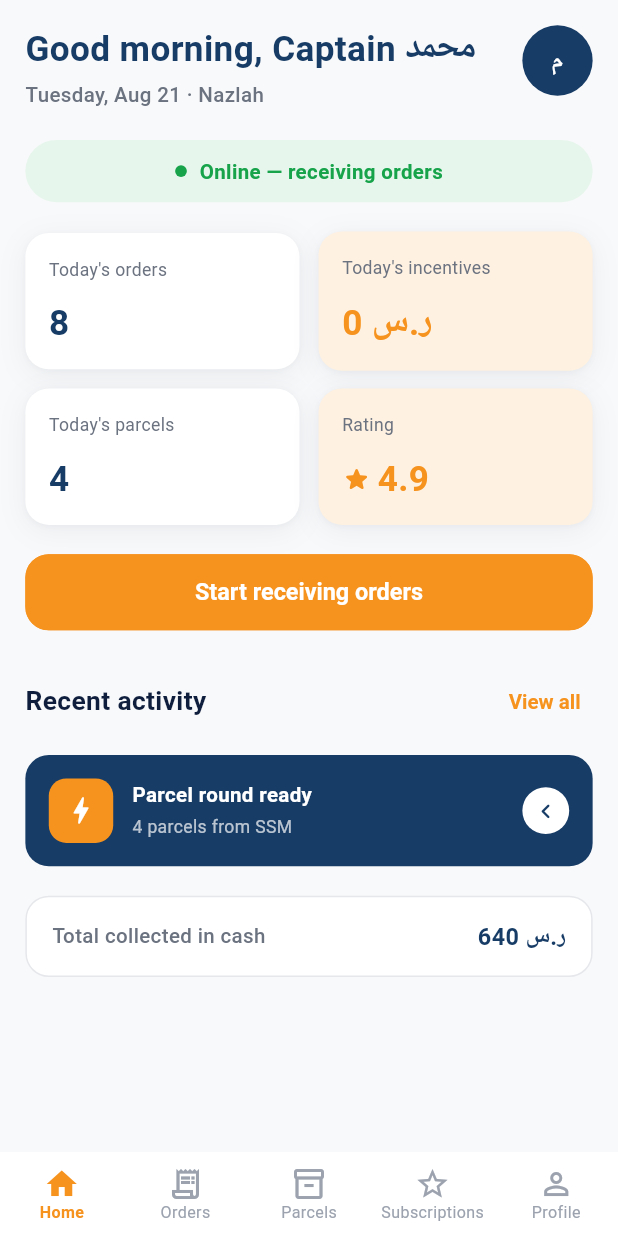
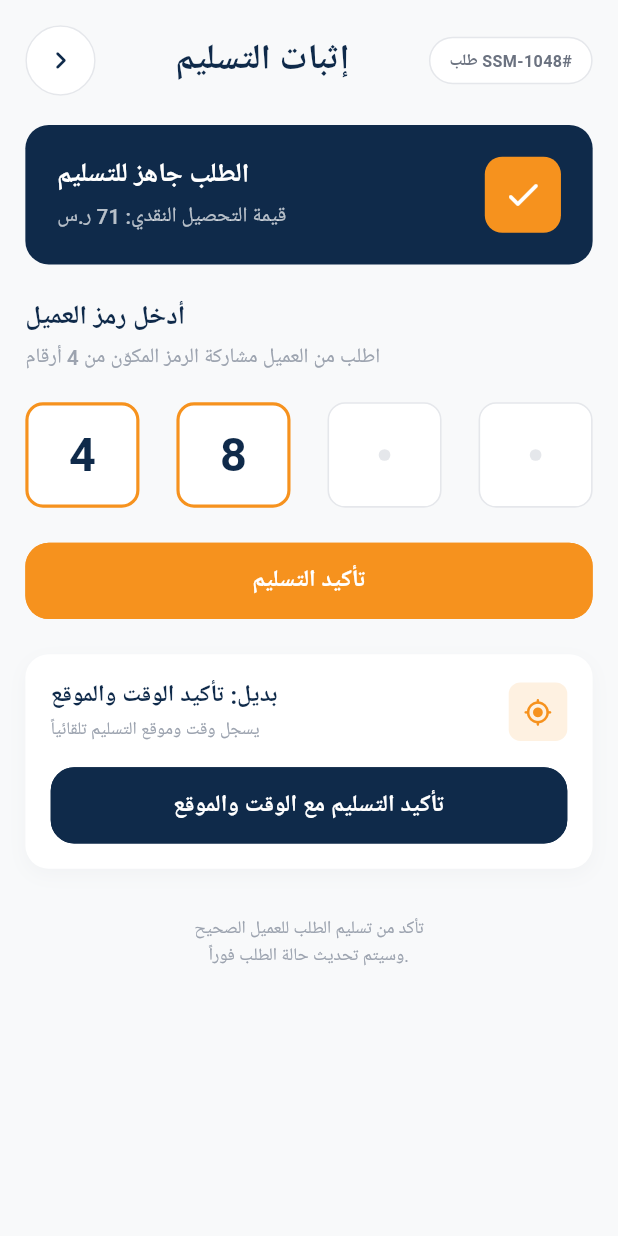
Before and after one commit to ibnRizk/ssm_driver, a Flutter app: the DeliveryToCustomerScreen screen opened by its route, after a tap on "Confirm", on a phone screen of 412 x 824 dp. Run offline on Flutter 3.47's test engine with Material 3 defaults, Android fonts, the phone set to English and light mode, and no system bars; our stand-ins replace cached_network_image, dartz, dio, equatable, flutter_bloc, flutter_screenutil and 9 more; accounts and stored records are empty; Roboto replaces fonts that are missing (Cairo).

Commit message:
feat: add delivery to customer and proof of delivery screens, widgets, and routes

```diff
--- a/lib/config/routes/app_routes.dart
+++ b/lib/config/routes/app_routes.dart
@@ -11,6 +11,7 @@ import '../../features/orders/presentation/screens/navigate_to_store_screen.dart
 import '../../features/orders/presentation/screens/order_trip_screen.dart';
 import '../../features/orders/presentation/screens/orders_screen.dart';
 import '../../features/orders/presentation/screens/pickup_confirmation_screen.dart';
+import '../../features/orders/presentation/screens/proof_of_delivery_screen.dart';
 import '../../features/parcels/presentation/screens/parcels_screen.dart';
 import '../../features/profile/presentation/screens/profile_screen.dart';
 import '../../features/subscriptions/presentation/screens/subscriptions_screen.dart';
@@ -35,6 +36,7 @@ abstract class AppRoutes {
       '/navigate-to-store';
   static const String pickupConfirmation = '/pickup-confirmation';
   static const String deliveryToCustomer = '/delivery-to-customer';
+  static const String proofOfDelivery = '/proof-of-delivery';
 
   // --- Names (for context.goNamed / context.pushNamed) ---
   static const String loginName = 'login';
@@ -51,6 +53,7 @@ abstract class AppRoutes {
       'navigateToStore';
   static const String pickupConfirmationName = 'pickupConfirmation';
   static const String deliveryToCustomerName = 'deliveryToCustomer';
+  static const String proofOfDeliveryName = 'proofOfDelivery';
 
   static final GoRouter router = GoRouter(
     initialLocation: login,
@@ -181,6 +184,12 @@ abstract class AppRoutes {
         name: deliveryToCustomerName,
         builder: (_, __) => const DeliveryToCustomerScreen(),
       ),
+
+      GoRoute(
+        path: proofOfDelivery,
+        name: proofOfDeliveryName,
+        builder: (_, __) => const ProofOfDeliveryScreen(),
+      ),
     ],
     errorBuilder: (_, GoRouterState state) => Scaffold(
       body: Center(
--- a/lib/features/orders/presentation/screens/delivery_to_customer_screen.dart
+++ b/lib/features/orders/presentation/screens/delivery_to_customer_screen.dart
@@ -110,7 +110,7 @@ class DeliveryToCustomerScreen extends StatelessWidget {
               AppButton(
                 btnText: Strings.confirm,
                 onPressed: () {
-                  context.goNamed(AppRoutes.homeName);
+                  context.pushReplacementNamed(AppRoutes.proofOfDeliveryName);
                 },
               ),
             ],
--- /dev/null
+++ b/lib/features/orders/presentation/screens/proof_of_delivery_screen.dart
@@ -0,0 +1,69 @@
+import 'package:flutter/material.dart';
+import 'package:flutter_screenutil/flutter_screenutil.dart';
+import 'package:go_router/go_router.dart';
+
+import '../../../../config/routes/app_routes.dart';
+import '../../../../core/theme/app_colors.dart';
+import '../../../../core/theme/app_dimens.dart';
+import '../../../../core/theme/app_text_styles.dart';
+import '../../../../core/widgets/app_button.dart';
+import '../widgets/alternative_confirmation_card.dart';
+import '../widgets/otp_input_row.dart';
+import '../widgets/proof_of_delivery_header.dart';
+import '../widgets/proof_of_delivery_status_card.dart';
+
+class ProofOfDeliveryScreen extends StatelessWidget {
+  const ProofOfDeliveryScreen({super.key});
+
+  static const String _orderId = 'SSM-1048#';
+
+  @override
+  Widget build(BuildContext context) {
+    final AppColors c = context.colors;
+
+    return Scaffold(
+      backgroundColor: c.background,
+      body: SafeArea(
+        child: SingleChildScrollView(
+          padding: EdgeInsets.all(AppSpacing.screen.w),
+          child: Column(
+            crossAxisAlignment: CrossAxisAlignment.stretch,
+            children: <Widget>[
+              const ProofOfDeliveryHeader(orderId: _orderId),
+              SizedBox(height: AppSpacing.lg.h),
+              const ProofOfDeliveryStatusCard(),
+              SizedBox(height: AppSpacing.xl.h),
+              Text(
+                'أدخل رمز العميل',
+                style: AppTextStyles.h2(color: c.primaryDark),
+              ),
+              SizedBox(height: AppSpacing.xxs.h),
+              Text(
+                'اطلب من العميل مشاركة الرمز المكوّن من 4 أرقام',
+                style: AppTextStyles.body(color: c.textHint),
+              ),
+              SizedBox(height: AppSpacing.lg.h),
+              const OtpInputRow(),
+              SizedBox(height: AppSpacing.xl.h),
+              AppButton(
+                btnText: 'تأكيد التسليم',
+                onPressed: () {
+                  context.goNamed(AppRoutes.homeName);
+                },
+              ),
+              SizedBox(height: AppSpacing.xl.h),
+              const AlternativeConfirmationCard(),
+              SizedBox(height: AppSpacing.xxl.h),
+              Text(
+                'تأكد من تسليم الطلب للعميل الصحيح\nوسيتم تحديث حالة الطلب فوراً.',
+                textAlign: TextAlign.center,
+                style: AppTextStyles.caption(color: c.textHint),
+              ),
+              SizedBox(height: AppSpacing.lg.h),
+            ],
+          ),
+        ),
+      ),
+    );
+  }
+}
--- /dev/null
+++ b/lib/features/orders/presentation/widgets/alternative_confirmation_card.dart
@@ -0,0 +1,77 @@
+import 'package:flutter/material.dart';
+import 'package:flutter_screenutil/flutter_screenutil.dart';
+import 'package:go_router/go_router.dart';
+
+import '../../../../config/routes/app_routes.dart';
+import '../../../../core/theme/app_colors.dart';
+import '../../../../core/theme/app_dimens.dart';
+import '../../../../core/theme/app_text_styles.dart';
+import '../../../../core/widgets/app_button.dart';
+
+class AlternativeConfirmationCard extends StatelessWidget {
+  const AlternativeConfirmationCard({super.key});
+
+  @override
+  Widget build(BuildContext context) {
+    final AppColors c = context.colors;
+
+    return Container(
+      padding: EdgeInsets.all(AppSpacing.md.w),
+      decoration: BoxDecoration(
+        color: c.surface,
+        borderRadius: BorderRadius.circular(AppRadius.lg.r),
+        boxShadow: const <BoxShadow>[
+          BoxShadow(
+            color: Palette.shadowHairline,
+            blurRadius: 10,
+            offset: Offset(0, 4),
+          ),
+        ],
+      ),
+      child: Column(
+        children: <Widget>[
+          Row(
+            children: <Widget>[
+              Expanded(
+                child: Column(
+                  crossAxisAlignment: CrossAxisAlignment.start,
+                  children: <Widget>[
+                    Text(
+                      'بديل: تأكيد الوقت والموقع',
+                      style: AppTextStyles.title(color: c.primaryDark),
+                    ),
+                    SizedBox(height: AppSpacing.xxs.h),
+                    Text(
+                      'يسجل وقت وموقع التسليم تلقائياً',
+                      style: AppTextStyles.caption(color: c.textHint),
+                    ),
+                  ],
+                ),
+              ),
+              Container(
+                padding: EdgeInsets.all(10.r),
+                decoration: BoxDecoration(
+                  color: c.secondaryLight,
+                  borderRadius: BorderRadius.circular(AppRadius.sm.r),
+                ),
+                child: Icon(
+                  Icons.my_location_rounded,
+                  color: c.secondary,
+                  size: 20.r,
+                ),
+              ),
+            ],
+          ),
+          SizedBox(height: AppSpacing.md.h),
+          AppButton(
+            btnText: 'تأكيد التسليم مع الوقت والموقع',
+            color: c.primaryDark,
+            onPressed: () {
+              context.goNamed(AppRoutes.homeName);
+            },
+          ),
+        ],
+      ),
+    );
+  }
+}
--- /dev/null
+++ b/lib/features/orders/presentation/widgets/otp_input_row.dart
@@ -0,0 +1,62 @@
+import 'package:flutter/material.dart';
+import 'package:flutter_screenutil/flutter_screenutil.dart';
+
+import '../../../../core/theme/app_colors.dart';
+import '../../../../core/theme/app_dimens.dart';
+import '../../../../core/theme/app_text_styles.dart';
+
+class OtpInputRow extends StatelessWidget {
+  const OtpInputRow({super.key});
+
+  @override
+  Widget build(BuildContext context) {
+    return Row(
+      mainAxisAlignment: MainAxisAlignment.spaceBetween,
+      children: const <Widget>[
+        OtpBox(value: '4'),
+        OtpBox(value: '8'),
+        OtpBox(),
+        OtpBox(),
+      ],
+    );
+  }
+}
+
+class OtpBox extends StatelessWidget {
+  final String? value;
+
+  const OtpBox({super.key, this.value});
+
+  @override
+  Widget build(BuildContext context) {
+    final AppColors c = context.colors;
+    final bool isFilled = value != null && value!.isNotEmpty;
+
+    return Container(
+      width: 72.w,
+      height: 72.h,
+      decoration: BoxDecoration(
+        color: c.surface,
+        borderRadius: BorderRadius.circular(AppRadius.md.r),
+        border: Border.all(
+          color: isFilled ? c.secondary : c.border,
+          width: isFilled ? 2.w : 1.w,
+        ),
+      ),
+      alignment: Alignment.center,
+      child: isFilled
+          ? Text(
+              value!,
+              style: AppTextStyles.h1(color: c.primaryDark).copyWith(fontSize: 32.sp),
+            )
+          : Container(
+              width: 8.r,
+              height: 8.r,
+              decoration: BoxDecoration(
+                color: c.border,
+                shape: BoxShape.circle,
+              ),
+            ),
+    );
+  }
+}
--- /dev/null
+++ b/lib/features/orders/presentation/widgets/proof_of_delivery_header.dart
@@ -0,0 +1,61 @@
+import 'package:flutter/material.dart';
+import 'package:flutter_screenutil/flutter_screenutil.dart';
+
+import '../../../../core/theme/app_colors.dart';
+import '../../../../core/theme/app_dimens.dart';
+import '../../../../core/theme/app_text_styles.dart';
+
+class ProofOfDeliveryHeader extends StatelessWidget {
+  final String orderId;
+
+  const ProofOfDeliveryHeader({super.key, required this.orderId});
+
+  @override
+  Widget build(BuildContext context) {
+    final AppColors c = context.colors;
+
+    return Row(
+      children: <Widget>[
+        Material(
+          color: c.surface,
+          shape: CircleBorder(side: BorderSide(color: c.border)),
+          child: InkWell(
+            customBorder: const CircleBorder(),
+            onTap: () => Navigator.of(context).maybePop(),
+            child: Padding(
+              padding: EdgeInsets.all(AppSpacing.sm.r),
+              child: Icon(
+                Icons.chevron_right_rounded,
+                color: c.primaryDark,
+                size: 24.r,
+              ),
+            ),
+          ),
+        ),
+        Expanded(
+          child: Center(
+            child: Text(
+              'إثبات التسليم',
+              style: AppTextStyles.h1(color: c.primaryDark),
+            ),
+          ),
+        ),
+        Container(
+          padding: EdgeInsets.symmetric(
+            horizontal: AppSpacing.sm.w,
+            vertical: AppSpacing.xs.h,
+          ),
+          decoration: BoxDecoration(
+            color: c.surface,
+            borderRadius: BorderRadius.circular(AppRadius.pill),
+            border: Border.all(color: c.border),
+          ),
+          child: Text(
+            'طلب $orderId',
+            style: AppTextStyles.label(color: c.textSecondary),
+          ),
+        ),
+      ],
+    );
+  }
+}
--- /dev/null
+++ b/lib/features/orders/presentation/widgets/proof_of_delivery_status_card.dart
@@ -0,0 +1,55 @@
+import 'package:flutter/material.dart';
+import 'package:flutter_screenutil/flutter_screenutil.dart';
+
+import '../../../../core/theme/app_colors.dart';
+import '../../../../core/theme/app_dimens.dart';
+import '../../../../core/theme/app_text_styles.dart';
+
+class ProofOfDeliveryStatusCard extends StatelessWidget {
+  const ProofOfDeliveryStatusCard({super.key});
+
+  @override
+  Widget build(BuildContext context) {
+    final AppColors c = context.colors;
+
+    return Container(
+      padding: EdgeInsets.all(AppSpacing.lg.w),
+      decoration: BoxDecoration(
+        color: c.primaryDark,
+        borderRadius: BorderRadius.circular(AppRadius.lg.r),
+      ),
+      child: Row(
+        children: <Widget>[
+          Expanded(
+            child: Column(
+              crossAxisAlignment: CrossAxisAlignment.start,
+              children: <Widget>[
+                Text(
+                  'الطلب جاهز للتسليم',
+                  style: AppTextStyles.h2(color: Colors.white),
+                ),
+                SizedBox(height: AppSpacing.xxs.h),
+                Text(
+                  'قيمة التحصيل النقدي: 71 ر.س',
+                  style: AppTextStyles.body(color: Colors.white70),
+                ),
+              ],
+            ),
+          ),
+          Container(
+            padding: EdgeInsets.all(12.r),
+            decoration: BoxDecoration(
+              color: c.secondary,
+              borderRadius: BorderRadius.circular(AppRadius.md.r),
+            ),
+            child: Icon(
+              Icons.check_rounded,
+              color: Colors.white,
+              size: 28.r,
+            ),
+          ),
+        ],
+      ),
+    );
+  }
+}
```
